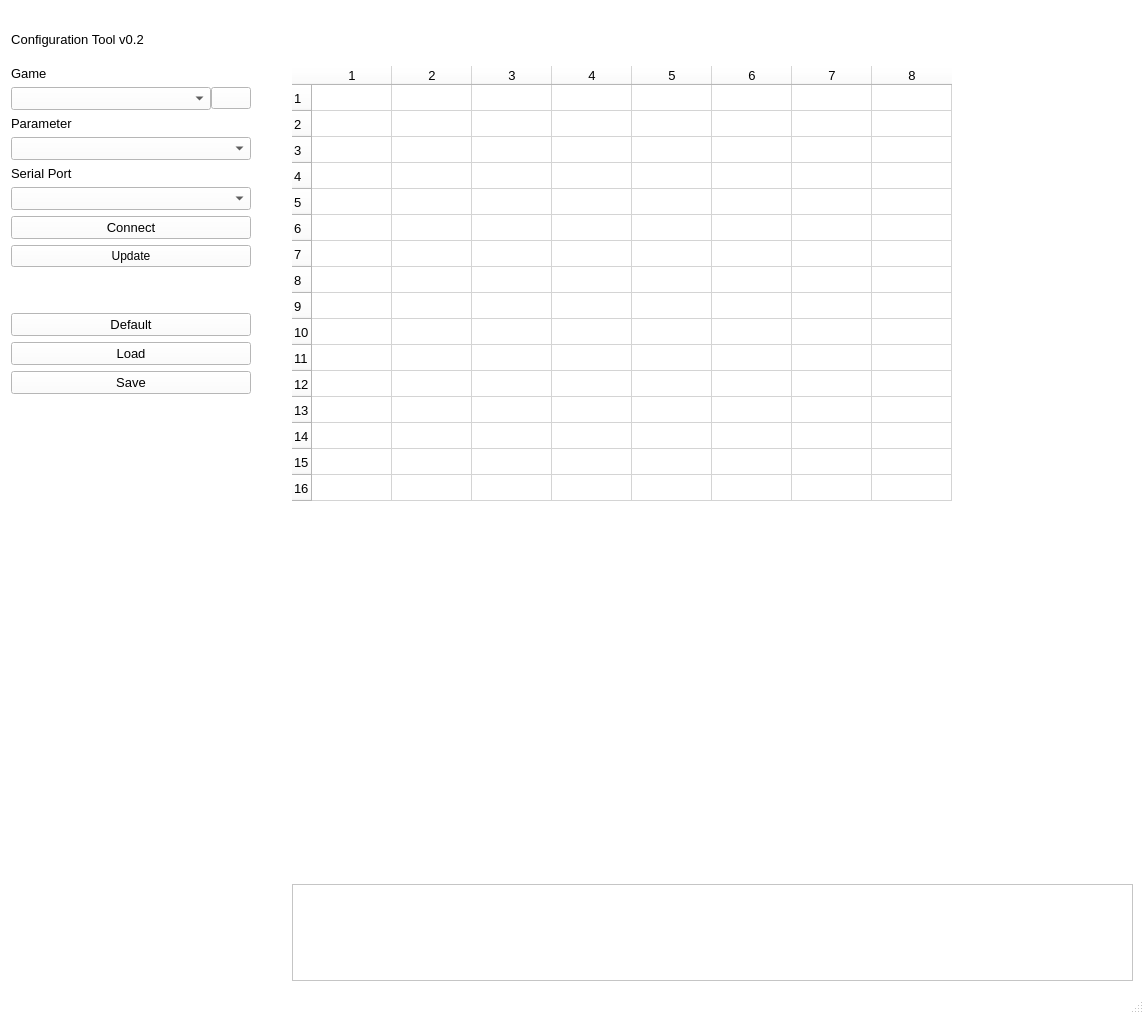
Qt form afterglow_config/mainwindow.ui (bitfieldlabs/afterglow) before a commit.
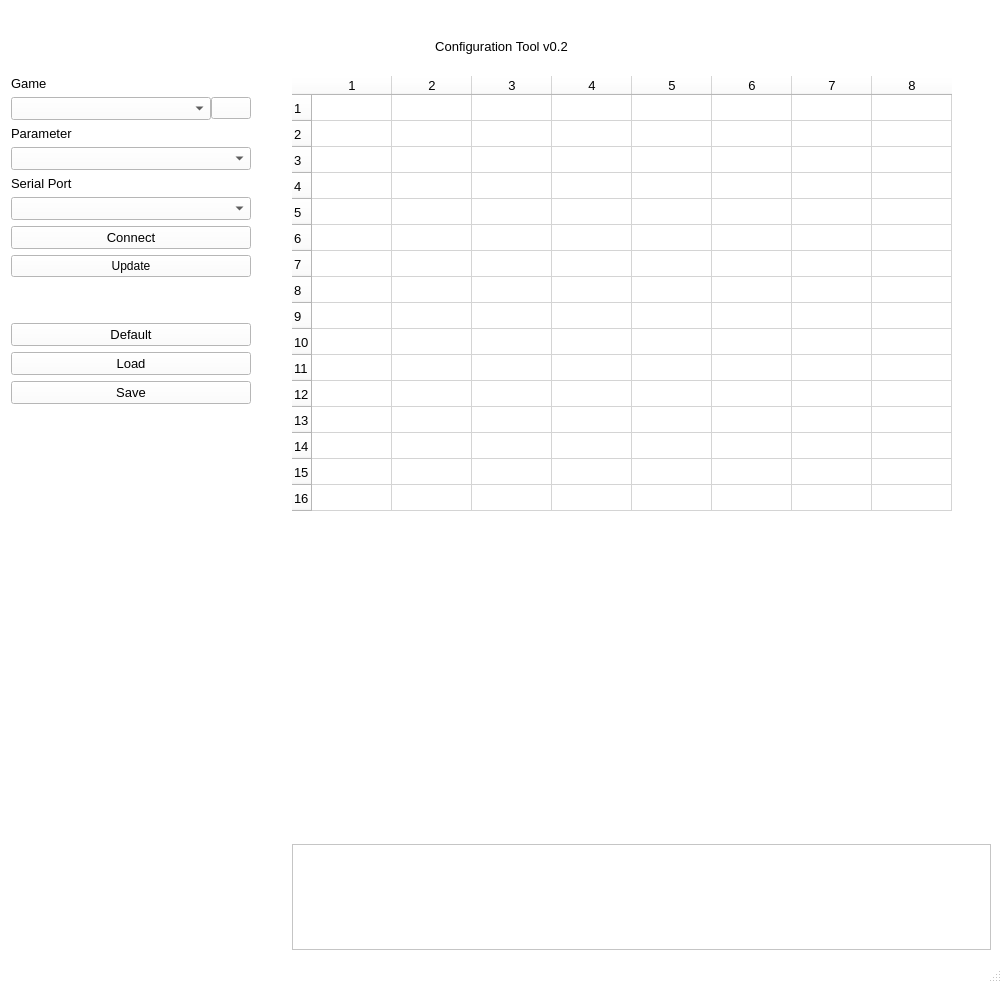
The same form after that commit. Icons and pictures are not drawn.

Diff of the .ui file:
```diff
--- a/afterglow_config/mainwindow.ui
+++ b/afterglow_config/mainwindow.ui
@@ -6,8 +6,8 @@
    <rect>
     <x>0</x>
     <y>0</y>
-    <width>1144</width>
-    <height>1014</height>
+    <width>1002</width>
+    <height>983</height>
    </rect>
   </property>
   <property name="palette">
@@ -439,12 +439,23 @@
    <bool>false</bool>
   </property>
   <widget class="QWidget" name="centralWidget">
-   <layout class="QVBoxLayout" name="verticalLayout_9">
-    <item>
-     <layout class="QVBoxLayout" name="verticalLayout_8">
-      <item>
        <layout class="QVBoxLayout" name="verticalLayout_7">
         <item>
+     <layout class="QHBoxLayout" name="horizontalLayout_3">
+      <item>
+       <spacer name="horizontalSpacer_3">
+        <property name="orientation">
+         <enum>Qt::Horizontal</enum>
+        </property>
+        <property name="sizeHint" stdset="0">
+         <size>
+          <width>40</width>
+          <height>20</height>
+         </size>
+        </property>
+       </spacer>
+      </item>
+      <item>
          <widget class="QLabel" name="label">
           <property name="sizePolicy">
            <sizepolicy hsizetype="Fixed" vsizetype="Fixed">
@@ -472,6 +483,36 @@
          </widget>
         </item>
         <item>
+       <spacer name="horizontalSpacer_2">
+        <property name="orientation">
+         <enum>Qt::Horizontal</enum>
+        </property>
+        <property name="sizeHint" stdset="0">
+         <size>
+          <width>40</width>
+          <height>20</height>
+         </size>
+        </property>
+       </spacer>
+      </item>
+     </layout>
+    </item>
+    <item>
+     <layout class="QHBoxLayout" name="horizontalLayout_4">
+      <item>
+       <spacer name="horizontalSpacer_4">
+        <property name="orientation">
+         <enum>Qt::Horizontal</enum>
+        </property>
+        <property name="sizeHint" stdset="0">
+         <size>
+          <width>40</width>
+          <height>20</height>
+         </size>
+        </property>
+       </spacer>
+      </item>
+      <item>
          <widget class="QLabel" name="label_2">
           <property name="sizePolicy">
            <sizepolicy hsizetype="Fixed" vsizetype="Fixed">
@@ -495,6 +536,19 @@
           </property>
          </widget>
         </item>
+      <item>
+       <spacer name="horizontalSpacer_5">
+        <property name="orientation">
+         <enum>Qt::Horizontal</enum>
+        </property>
+        <property name="sizeHint" stdset="0">
+         <size>
+          <width>40</width>
+          <height>20</height>
+         </size>
+        </property>
+       </spacer>
+      </item>
        </layout>
       </item>
       <item>
@@ -581,6 +635,12 @@
                 <verstretch>0</verstretch>
                </sizepolicy>
               </property>
+            <property name="minimumSize">
+             <size>
+              <width>0</width>
+              <height>0</height>
+             </size>
+            </property>
               <property name="toolTip">
                <string>Fetch the latest game list from github</string>
               </property>
@@ -823,11 +883,21 @@
             <property name="sizeHint" stdset="0">
              <size>
               <width>153</width>
-              <height>185</height>
+            <height>60</height>
              </size>
             </property>
            </spacer>
           </item>
+        <item>
+         <widget class="QLabel" name="label_6">
+          <property name="text">
+           <string/>
+          </property>
+          <property name="pixmap">
+           <pixmap resource="resources.qrc">:/images/images/flakie_transp.png</pixmap>
+          </property>
+         </widget>
+        </item>
          </layout>
         </item>
         <item>
@@ -853,7 +923,7 @@
             <property name="sizePolicy">
              <sizepolicy hsizetype="Expanding" vsizetype="Expanding">
               <horstretch>0</horstretch>
-              <verstretch>8</verstretch>
+            <verstretch>7</verstretch>
              </sizepolicy>
             </property>
             <property name="font">
@@ -937,7 +1007,7 @@
             <property name="sizeHint" stdset="0">
              <size>
               <width>20</width>
-              <height>40</height>
+            <height>20</height>
              </size>
             </property>
            </spacer>
@@ -954,8 +1024,6 @@
              <bool>false</bool>
             </property>
            </widget>
-          </item>
-         </layout>
         </item>
        </layout>
       </item>
```
Lines whose indentation alone changed are shown as unchanged.
